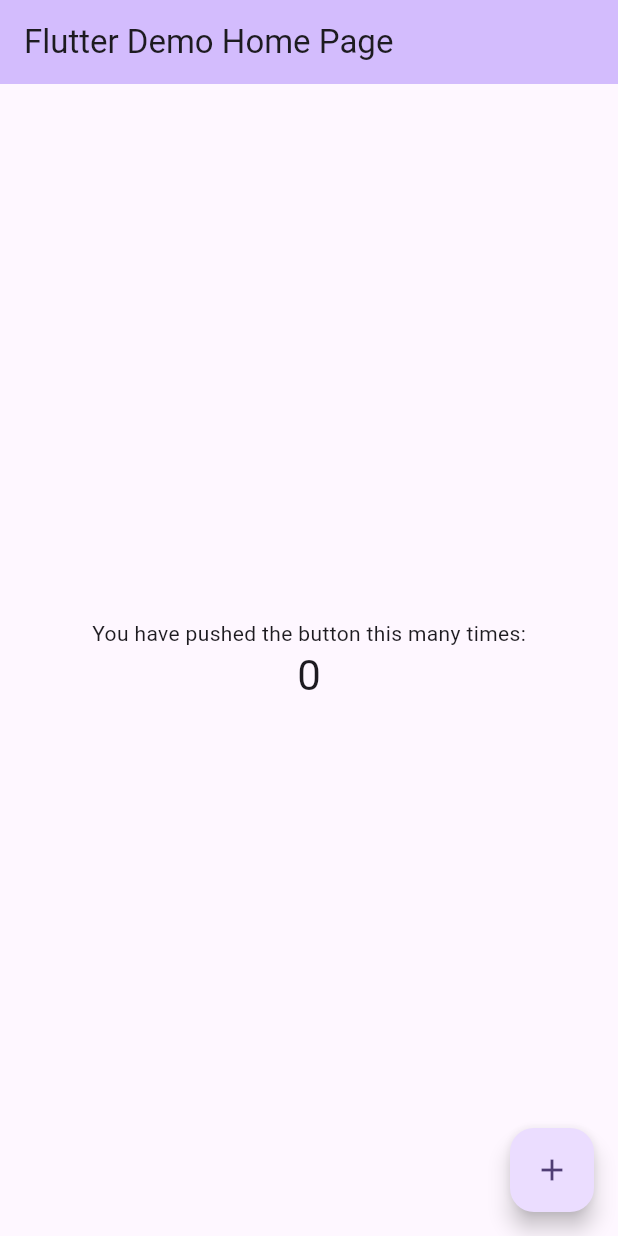
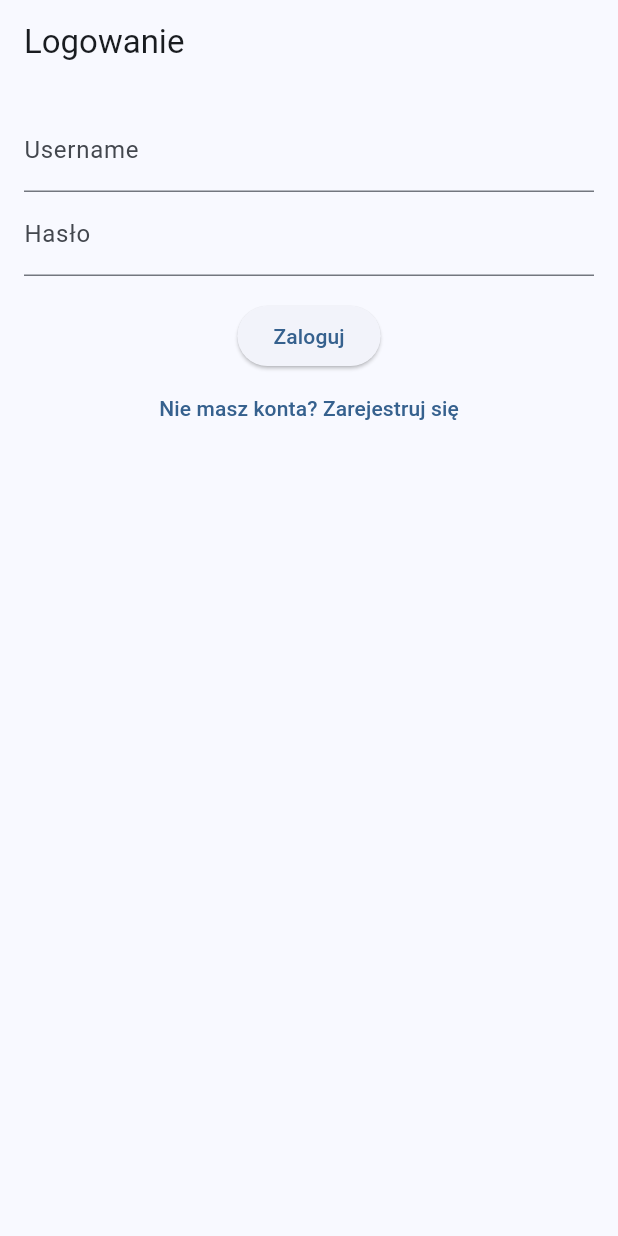
Before and after one commit to Rohoq/PUPFISH, a Flutter app: the screen it shows after launch, on a phone screen of 412 x 824 dp. Run offline on Flutter 3.47's test engine with Material 3 defaults, Android fonts, the phone set to English and light mode, and no system bars; our stand-ins replace shared_preferences.

Commit message:
logowanie rejestracja flutter

```diff
--- a/pupfish_mobile/lib/main.dart
+++ b/pupfish_mobile/lib/main.dart
@@ -1,4 +1,5 @@
 import 'package:flutter/material.dart';
+import 'screens/login_screen.dart';
 
 void main() {
   runApp(const MyApp());
@@ -7,116 +8,12 @@ void main() {
 class MyApp extends StatelessWidget {
   const MyApp({super.key});
 
-  // This widget is the root of your application.
   @override
   Widget build(BuildContext context) {
     return MaterialApp(
-      title: 'Flutter Demo',
-      theme: ThemeData(
-        // This is the theme of your application.
-        //
-        // TRY THIS: Try running your application with "flutter run". You'll see
-        // the application has a purple toolbar. Then, without quitting the app,
-        // try changing the seedColor in the colorScheme below to Colors.green
-        // and then invoke "hot reload" (save your changes or press the "hot
-        // reload" button in a Flutter-supported IDE, or press "r" if you used
-        // the command line to start the app).
-        //
-        // Notice that the counter didn't reset back to zero; the application
-        // state is not lost during the reload. To reset the state, use hot
-        // restart instead.
-        //
-        // This works for code too, not just values: Most code changes can be
-        // tested with just a hot reload.
-        colorScheme: .fromSeed(seedColor: Colors.deepPurple),
-      ),
-      home: const MyHomePage(title: 'Flutter Demo Home Page'),
+      title: 'Pupfish',
+      theme: ThemeData(colorSchemeSeed: Colors.blue),
+      home: const LoginScreen(),
     );
   }
 }
-
-class MyHomePage extends StatefulWidget {
-  const MyHomePage({super.key, required this.title});
-
-  // This widget is the home page of your application. It is stateful, meaning
-  // that it has a State object (defined below) that contains fields that affect
-  // how it looks.
-
-  // This class is the configuration for the state. It holds the values (in this
-  // case the title) provided by the parent (in this case the App widget) and
-  // used by the build method of the State. Fields in a Widget subclass are
-  // always marked "final".
-
-  final String title;
-
-  @override
-  State<MyHomePage> createState() => _MyHomePageState();
-}
-
-class _MyHomePageState extends State<MyHomePage> {
-  int _counter = 0;
-
-  void _incrementCounter() {
-    setState(() {
-      // This call to setState tells the Flutter framework that something has
-      // changed in this State, which causes it to rerun the build method below
-      // so that the display can reflect the updated values. If we changed
-      // _counter without calling setState(), then the build method would not be
-      // called again, and so nothing would appear to happen.
-      _counter++;
-    });
-  }
-
-  @override
-  Widget build(BuildContext context) {
-    // This method is rerun every time setState is called, for instance as done
-    // by the _incrementCounter method above.
-    //
-    // The Flutter framework has been optimized to make rerunning build methods
-    // fast, so that you can just rebuild anything that needs updating rather
-    // than having to individually change instances of widgets.
-    return Scaffold(
-      appBar: AppBar(
-        // TRY THIS: Try changing the color here to a specific color (to
-        // Colors.amber, perhaps?) and trigger a hot reload to see the AppBar
-        // change color while the other colors stay the same.
-        backgroundColor: Theme.of(context).colorScheme.inversePrimary,
-        // Here we take the value from the MyHomePage object that was created by
-        // the App.build method, and use it to set our appbar title.
-        title: Text(widget.title),
-      ),
-      body: Center(
-        // Center is a layout widget. It takes a single child and positions it
-        // in the middle of the parent.
-        child: Column(
-          // Column is also a layout widget. It takes a list of children and
-          // arranges them vertically. By default, it sizes itself to fit its
-          // children horizontally, and tries to be as tall as its parent.
-          //
-          // Column has various properties to control how it sizes itself and
-          // how it positions its children. Here we use mainAxisAlignment to
-          // center the children vertically; the main axis here is the vertical
-          // axis because Columns are vertical (the cross axis would be
-          // horizontal).
-          //
-          // TRY THIS: Invoke "debug painting" (choose the "Toggle Debug Paint"
-          // action in the IDE, or press "p" in the console), to see the
-          // wireframe for each widget.
-          mainAxisAlignment: .center,
-          children: [
-            const Text('You have pushed the button this many times:'),
-            Text(
-              '$_counter',
-              style: Theme.of(context).textTheme.headlineMedium,
-            ),
-          ],
-        ),
-      ),
-      floatingActionButton: FloatingActionButton(
-        onPressed: _incrementCounter,
-        tooltip: 'Increment',
-        child: const Icon(Icons.add),
-      ),
-    );
-  }
-}
--- /dev/null
+++ b/pupfish_mobile/lib/screens/login_screen.dart
@@ -0,0 +1,52 @@
+import 'package:flutter/material.dart';
+import '../services/auth_service.dart';
+import 'home_screen.dart';
+import 'register_screen.dart';
+
+class LoginScreen extends StatefulWidget {
+  const LoginScreen({super.key});
+  @override
+  State<LoginScreen> createState() => _LoginScreenState();
+}
+
+class _LoginScreenState extends State<LoginScreen> {
+  final _username = TextEditingController();
+  final _password = TextEditingController();
+  final _auth = AuthService();
+  bool _loading = false;
+
+  void _login() async {
+    setState(() => _loading = true);
+    final ok = await _auth.login(_username.text, _password.text);
+    setState(() => _loading = false);
+    if (ok && mounted) {
+      Navigator.pushReplacement(context, MaterialPageRoute(builder: (_) => const HomeScreen()));
+    } else {
+      ScaffoldMessenger.of(context).showSnackBar(const SnackBar(content: Text('Błędne dane')));
+    }
+  }
+
+  @override
+  Widget build(BuildContext context) {
+    return Scaffold(
+      appBar: AppBar(title: const Text('Logowanie')),
+      body: Padding(
+        padding: const EdgeInsets.all(16),
+        child: Column(
+          children: [
+            TextField(controller: _username, decoration: const InputDecoration(labelText: 'Username')),
+            TextField(controller: _password, decoration: const InputDecoration(labelText: 'Hasło'), obscureText: true),
+            const SizedBox(height: 16),
+            _loading
+                ? const CircularProgressIndicator()
+                : ElevatedButton(onPressed: _login, child: const Text('Zaloguj')),
+            TextButton(
+              onPressed: () => Navigator.push(context, MaterialPageRoute(builder: (_) => const RegisterScreen())),
+              child: const Text('Nie masz konta? Zarejestruj się'),
+            ),
+          ],
+        ),
+      ),
+    );
+  }
+}
--- a/pupfish_mobile/pubspec.yaml
+++ b/pupfish_mobile/pubspec.yaml
@@ -30,7 +30,8 @@ environment:
 dependencies:
   flutter:
     sdk: flutter
-
+  http: ^1.2.0
+  shared_preferences: ^2.2.2
   # The following adds the Cupertino Icons font to your application.
   # Use with the CupertinoIcons class for iOS style icons.
   cupertino_icons: ^1.0.8
```
Also changed, not shown: pupfish_mobile/lib/screens/games_screen.dart (added, +49 -0 lines), pupfish_mobile/lib/screens/home_screen.dart (added, +37 -0 lines), pupfish_mobile/lib/screens/register_screen.dart (added, +49 -0 lines), pupfish_mobile/lib/services/auth_service.dart (added, +44 -0 lines), pupfish_mobile/lib/services/game_service.dart (added, +22 -0 lines), pupfish_mobile/pubspec.lock, 7 other files.
